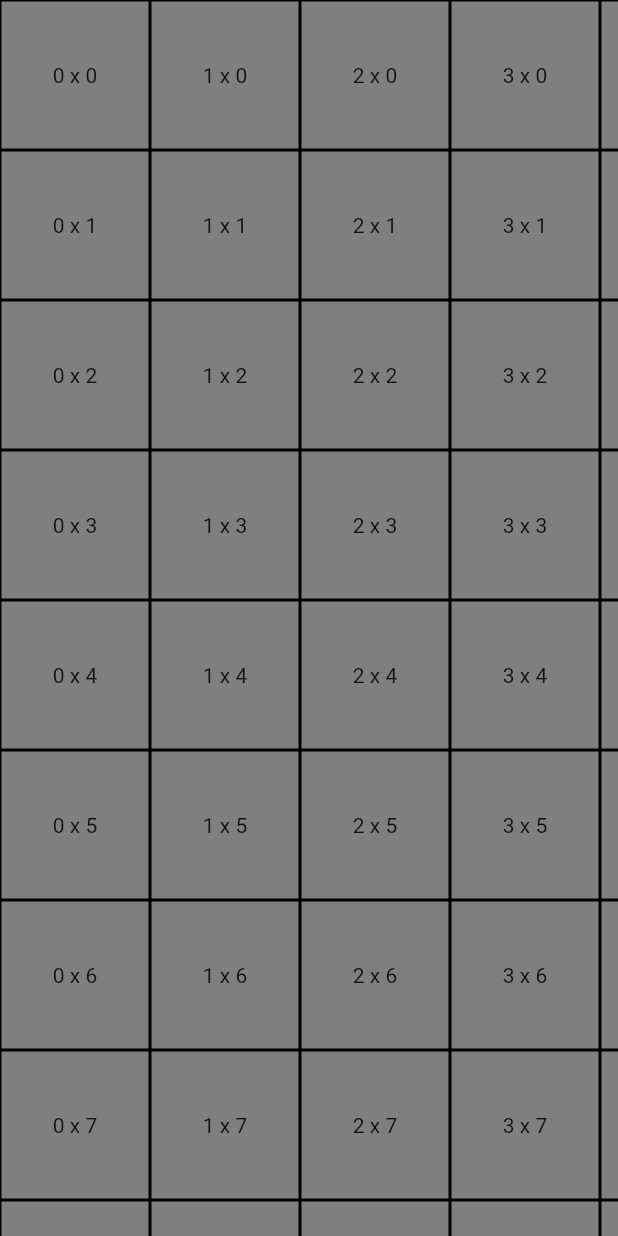
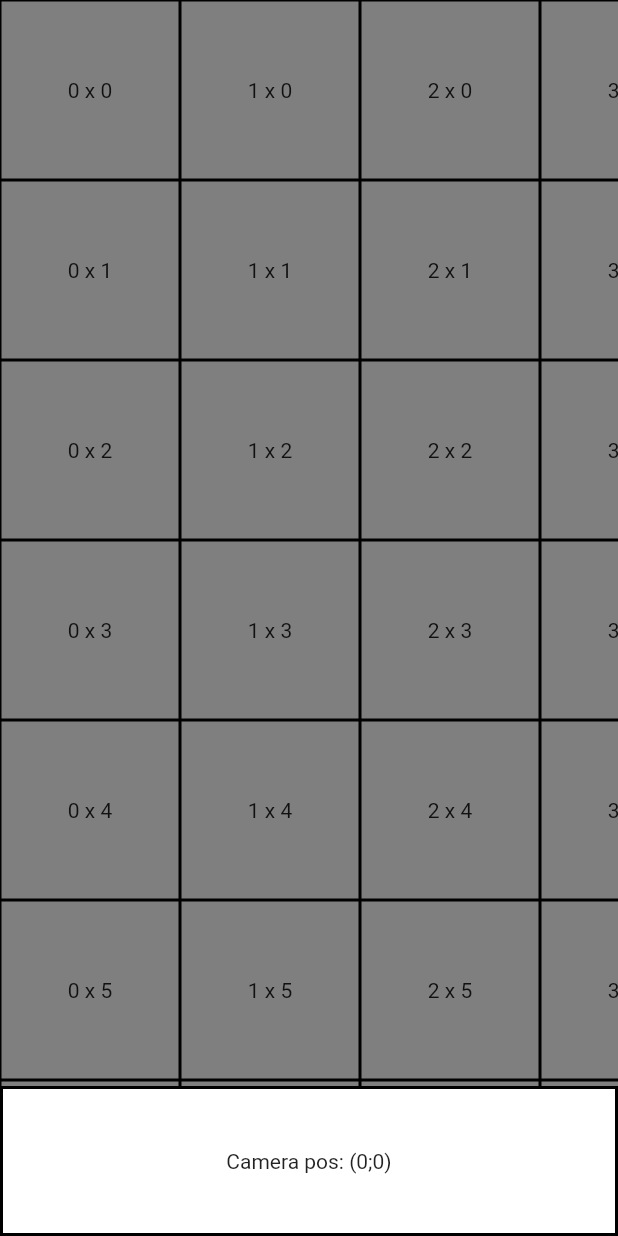
Before and after one commit to PlugFox/interactive_viewer, a Flutter app: the screen it shows after launch, on a phone screen of 412 x 824 dp. Run offline on Flutter 3.47's test engine with Material 2 defaults, Android fonts, the phone set to English and light mode, and no system bars.

Commit message:
endless scrolling done

```diff
--- a/lib/src/app.dart
+++ b/lib/src/app.dart
@@ -7,16 +7,23 @@ class App extends StatelessWidget {
   @override
   Widget build(BuildContext context) => MaterialApp(
         title: 'Board',
-        home: Scaffold(
-          body: SafeArea(
+        home: Home(),
+      );
+}
+
+class Home extends StatelessWidget {
+  @override
+  Widget build(BuildContext context) => Scaffold(
+        body: SizedBox(
+          height: MediaQuery.of(context).size.height,
+          width: MediaQuery.of(context).size.width,
+          child: SafeArea(
             child: Board(
-              builder: (x, y) => DecoratedBox(
-                decoration: BoxDecoration(
-                  border: Border.all(
-                    width: 1,
-                    color: const Color(0xFF000000),
-                  ),
-                ),
+              widgetSize: const Size(120, 120),
+              builder: (x, y) => Container(
+                height: 120,
+                width: 120,
+                decoration: BoxDecoration(border: Border.all()),
                 child: Center(
                   child: Text('$x x $y'),
                 ),
--- a/lib/src/board.dart
+++ b/lib/src/board.dart
@@ -1,23 +1,26 @@
 import 'package:flutter/foundation.dart';
+import 'package:flutter/material.dart';
 import 'package:flutter/widgets.dart';
 
 typedef CellBuilder = Widget Function(int x, int y);
 
 @immutable
 class Board extends StatelessWidget {
-  final Size? size;
+  final Size widgetSize;
+  final Size? boardSize;
   final CellBuilder builder;
 
   const Board({
     required this.builder,
-    this.size,
+    required this.widgetSize,
+    this.boardSize,
     Key? key,
   }) : super(key: key);
 
   @override
   Widget build(BuildContext context) => _Board(
         builder: builder,
-        size: size ?? const Size.square(100),
+        size: widgetSize,
       );
 }
 
@@ -38,8 +41,7 @@ class _Board extends StatefulWidget {
 
 // ignore: prefer_mixin
 class _BoardState extends State<_Board> {
-  final ValueNotifier<Offset> _listenable =
-      ValueNotifier<Offset>(const Offset(0, 0));
+  final ValueNotifier<Offset> _listenable = ValueNotifier<Offset>(const Offset(0, 0));
 
   //region Lifecycle
   @override
@@ -75,14 +77,20 @@ class _BoardState extends State<_Board> {
   }
 
   @override
-  Widget build(BuildContext context) => GestureDetector(
+  Widget build(BuildContext context) => SizedBox(
+      height: MediaQuery.of(context).size.height,
+      width: MediaQuery.of(context).size.width,
+      child: Stack(
+        children: [
+          GestureDetector(
             onPanStart: (DragStartDetails details) {},
             onPanCancel: () {},
             onPanDown: (details) {},
             onPanEnd: (details) {},
             onPanUpdate: (details) {
-          _listenable.value =
-              _listenable.value.translate(details.delta.dx, details.delta.dy);
+              setState(() {
+                _listenable.value = _listenable.value.translate(details.delta.dx, details.delta.dy);
+              });
             },
             child: ColoredBox(
               color: const Color(0xFF7F7F7F),
@@ -96,24 +104,33 @@ class _BoardState extends State<_Board> {
                   final width = (boardSize.width / cellSize.width).ceil() + 1;
                   final height = (boardSize.height / cellSize.height).ceil() + 1;
                   return Flow(
-                delegate: _BoardFlowDelegate(
-                  width,
-                  height,
-                  cellSize,
-                  _listenable,
-                ),
+                    delegate: _BoardFlowDelegate(width, height, cellSize, _listenable, boardSize),
                     children: _buildCells(width, height).toList(growable: false),
                   );
                 },
               ),
             ),
-      );
+          ),
+          Positioned(
+              left: 0,
+              top: MediaQuery.of(context).size.height - 100,
+              child: Container(
+                decoration: BoxDecoration(color: Colors.white, border: Border.all(width: 2)),
+                height: 100,
+                width: MediaQuery.of(context).size.width,
+                child: Center(
+                  child: Text('Camera pos: (${_listenable.value.dx.round()};${_listenable.value.dy.round()})'),
+                ),
+              ))
+        ],
+      ));
 }
 
 class _BoardFlowDelegate extends FlowDelegate {
   final ValueListenable<Offset> listenable;
   final int width;
   final int height;
+  final Size boardSize;
   final Size size;
 
   _BoardFlowDelegate(
@@ -121,6 +138,7 @@ class _BoardFlowDelegate extends FlowDelegate {
     this.height,
     this.size,
     this.listenable,
+    this.boardSize,
   ) : super(repaint: listenable);
 
   @override
@@ -136,30 +154,42 @@ class _BoardFlowDelegate extends FlowDelegate {
 
     var i = 0;
     for (var x = 0; x < width; x++) {
+      for (var y = 0; y < height; y++) {
         // Перемещение столбца
-      if (!colOffset.isNegative) {
-        // Столбцы уходят влево - перемещаем первые столбцы справа от остальных
-        /// TODO: вывести формулу на сколько досок нужно отступить клетке влево или вправо
-        //if (x < colOffset.abs()) {
-        //  xBoardOffset = (colOffset ~/ width + 1) * width;
-        //} else {
-        //  xBoardOffset = 0;
-        //}
+        if (colOffset.isNegative) {
+          xBoardOffset = ((width + colOffset - x) / width).ceil() - 1;
+          if (xBoardOffset > 0) {
+            xBoardOffset = 0;
           } else {
-        // // Столбцы уходят вправо - перемещаем правые столбцы слева от остальных
-        // if (x > colOffset.abs()) {
-        //   xOffset = -width;
-        // } else {
-        //   xOffset = 0;
-        // }
+            //print('x: $x xBoardOffset: $xBoardOffset');
           }
-      for (var y = 0; y < height; y++) {
+        } else {
+          xBoardOffset = ((colOffset - x) / width).ceil();
+          if (xBoardOffset.isNegative) {
+            xBoardOffset = 0;
+          }
+        }
+
+        // Перемещение строки
+
+        if (rowOffset.isNegative) {
+          yBoardOffset = ((height + rowOffset - y) / height).ceil() - 1;
+          if (yBoardOffset > 0) {
+            yBoardOffset = 0;
+          } else {}
+        } else {
+          yBoardOffset = ((rowOffset - y) / height).ceil();
+          if (yBoardOffset.isNegative) {
+            yBoardOffset = 0;
+          }
+        }
+
         context.paintChild(
           i++,
           opacity: 1,
           transform: Matrix4.translationValues(
-            (x + xBoardOffset) * size.width + listenable.value.dx,
-            (y + yBoardOffset) * size.height + listenable.value.dy,
+            x * size.width + listenable.value.dx + xBoardOffset * width * size.width,
+            y * size.height + listenable.value.dy + yBoardOffset * height * size.height,
             0,
           ),
         );
```
Lines whose indentation alone changed are shown as unchanged.
